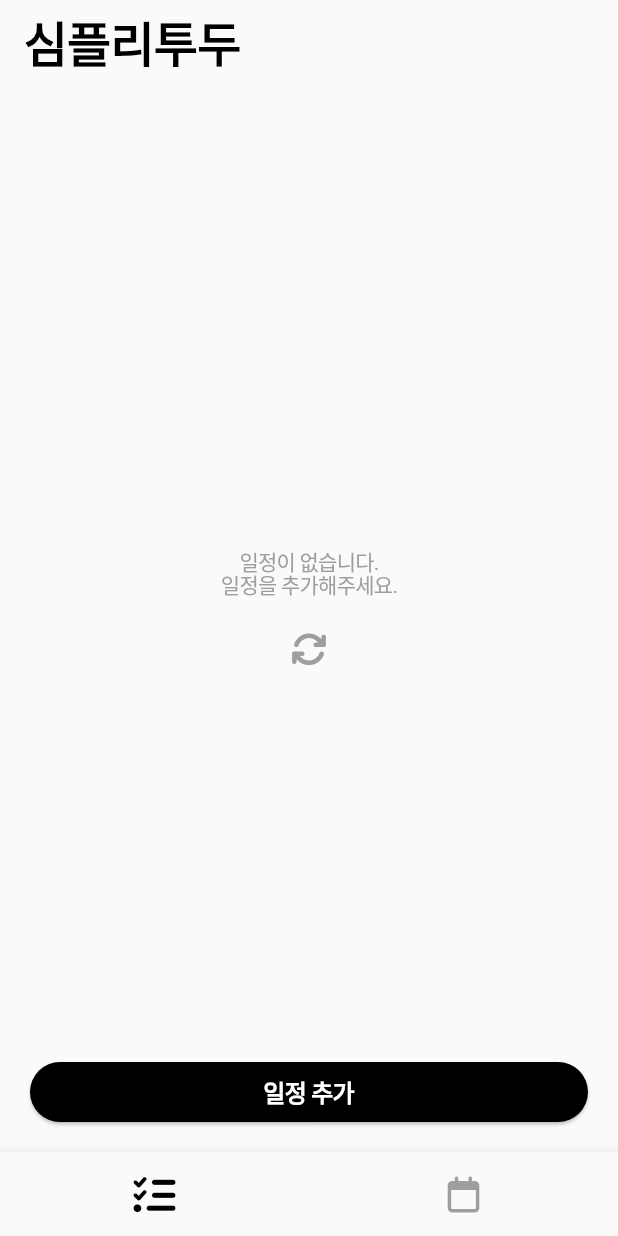
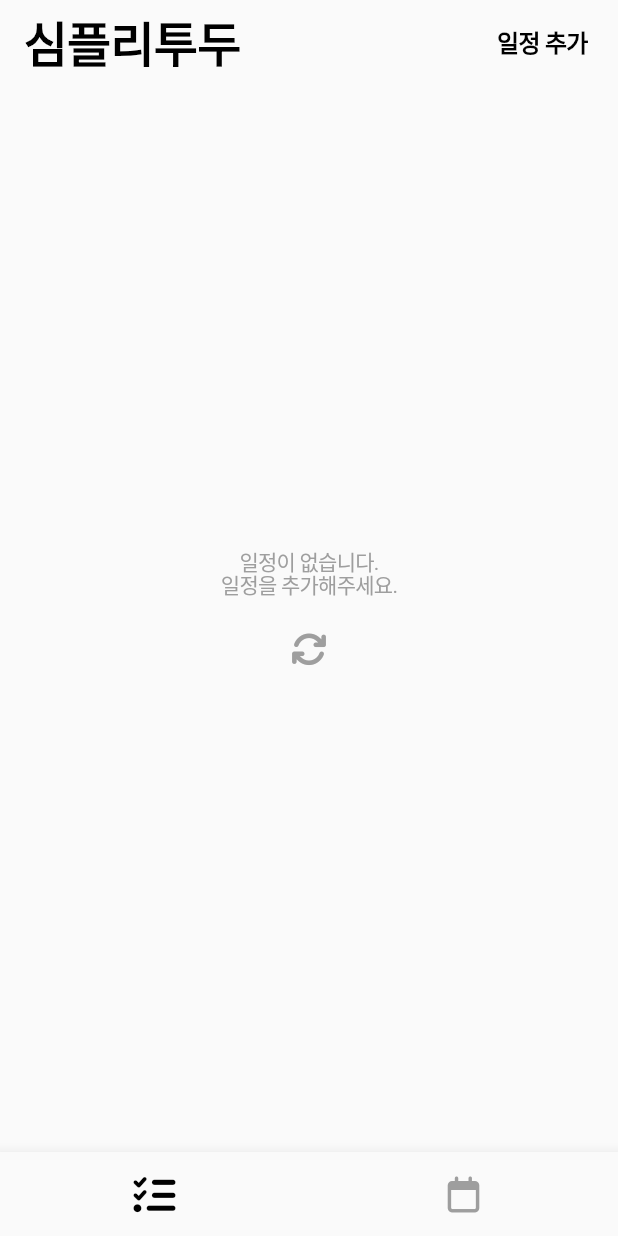
Before and after one commit to Raonshi/simply_todo, a Flutter app: the screen it shows after launch, on a phone screen of 412 x 824 dp. Run offline on Flutter 3.47's test engine with Material 3 defaults, Android fonts, the phone set to English and light mode, and no system bars; drawn by our look-alikes of animate_do, loader_overlay; our stand-ins replace bloc, easy_localization, flutter_bloc, flutter_local_notifications, flutter_slidable, font_awesome_flutter and 4 more.

Commit message:
refactor:update add button

```diff
--- a/lib/ui/home/page/home_page.dart
+++ b/lib/ui/home/page/home_page.dart
@@ -55,6 +55,24 @@ class _HomePageBodyState extends State<_HomePageBody> {
           "심플리투두",
           style: context.textTheme.displayMedium,
         ),
+        actions: [
+          InkWell(
+            onTap: () => Navigator.push(
+              context,
+              MaterialPageRoute(
+                builder: (context) => const AddTodoPage(),
+              ),
+            ).then(
+              (_) {
+                if (context.mounted) {
+                  context.read<TodoListBloc>().refresh();
+                }
+              },
+            ),
+            child: Text("일정 추가", style: context.textTheme.titleSmall),
+          ),
+          const SizedBox(width: 20.0),
+        ],
       ),
       body: PageView(
         physics: const NeverScrollableScrollPhysics(),
@@ -123,41 +141,6 @@ class _HomePageBodyState extends State<_HomePageBody> {
           ),
         ],
       ),
-      floatingActionButtonLocation: FloatingActionButtonLocation.centerFloat,
-      floatingActionButtonAnimator: FloatingActionButtonAnimator.scaling,
-      floatingActionButton: _currentIndex == 0
-          ? Padding(
-              padding: const EdgeInsets.symmetric(horizontal: 20.0),
-              child: Row(
-                children: [
-                  Expanded(
-                    child: ElevatedButton(
-                      style: ElevatedButton.styleFrom(
-                        backgroundColor: context.colorTheme.onPrimary,
-                        foregroundColor: context.colorTheme.primary,
-                        textStyle: context.textTheme.titleSmall?.copyWith(
-                          color: context.colorTheme.primary,
-                        ),
-                      ),
-                      onPressed: () => Navigator.push(
-                        context,
-                        MaterialPageRoute(
-                          builder: (context) => const AddTodoPage(),
-                        ),
-                      ).then(
-                        (_) {
-                          if (context.mounted) {
-                            context.read<TodoListBloc>().refresh();
-                          }
-                        },
-                      ),
-                      child: const Text("일정 추가"),
-                    ),
-                  )
-                ],
-              ),
-            )
-          : null,
       bottomNavigationBar: BottomNavigationBar(
         currentIndex: _currentIndex,
         selectedItemColor: context.colorTheme.onPrimary,
```
